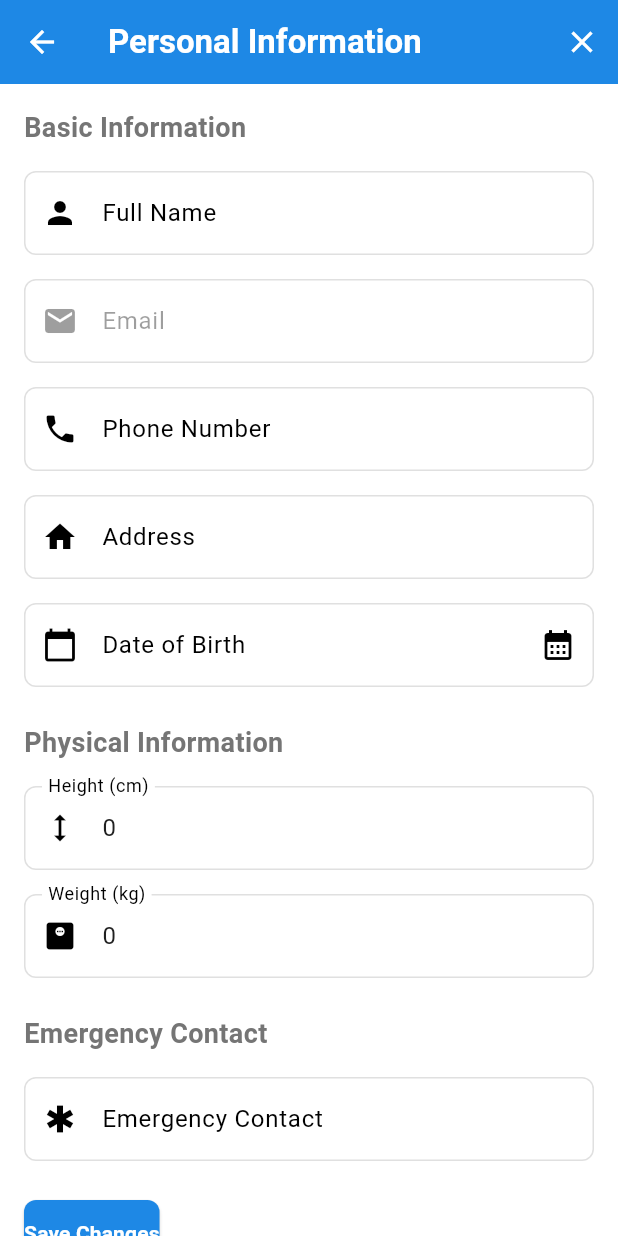
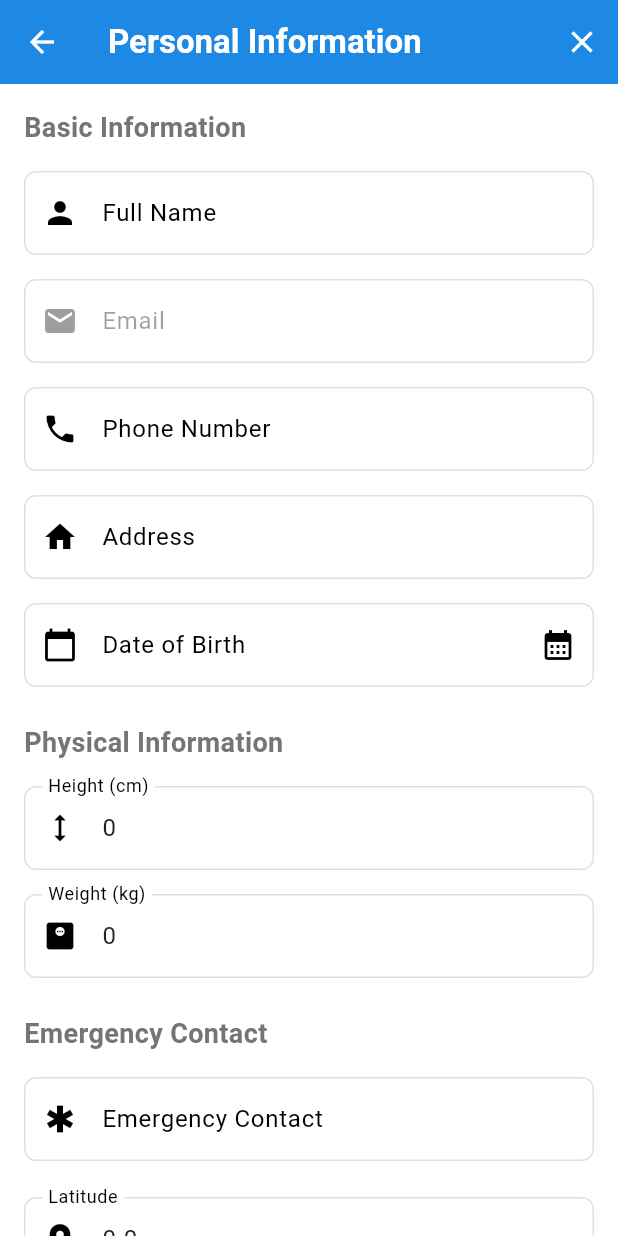
Before and after one commit to Cognic-AI/spiritx_final, a Flutter app: the PersonalInfoScreen screen opened directly with empty values, after a tap on the "edit" icon, on a phone screen of 412 x 824 dp. Run offline on Flutter 3.47's test engine with Material 3 defaults, Android fonts, the light colour scheme and no system bars; our stand-ins replace cloud_firestore, firebase_auth, firebase_core, firebase_storage, flutter_map, image_picker and 2 more; accounts and stored records are empty.

Commit message:
Location update

```diff
--- a/lib/models/user_model.dart
+++ b/lib/models/user_model.dart
@@ -14,6 +14,8 @@ class UserModel {
   final int? height;
   final int? weight;
   final String? emergencyContact;
+  final double? latitude;
+  final double? longitude;
 
   UserModel({
     required this.uid,
@@ -31,6 +33,8 @@ class UserModel {
     this.height,
     this.weight,
     this.emergencyContact,
+    this.latitude,
+    this.longitude,
   });
 
   factory UserModel.fromJson(Map<String, dynamic> json) {
@@ -54,6 +58,8 @@ class UserModel {
       height: json['height'],
       weight: json['weight'],
       emergencyContact: json['emergencyContact'],
+      latitude: json['latitude'] != null ? (json['latitude'] as num).toDouble() : null,
+      longitude: json['longitude'] != null ? (json['longitude'] as num).toDouble() : null,
     );
   }
 
@@ -74,6 +80,8 @@ class UserModel {
       'height': height,
       'weight': weight,
       'emergencyContact': emergencyContact,
+      'latitude': latitude,
+      'longitude': longitude,
     };
   }
 
@@ -93,6 +101,8 @@ class UserModel {
     int? height,
     int? weight,
     String? emergencyContact,
+    double? latitude,
+    double? longitude,
   }) {
     return UserModel(
       uid: uid ?? this.uid,
@@ -111,6 +121,8 @@ class UserModel {
       height: height ?? this.height,
       weight: weight ?? this.weight,
       emergencyContact: emergencyContact ?? this.emergencyContact,
+      latitude: latitude ?? this.latitude,
+      longitude: longitude ?? this.longitude,
     );
   }
 }
--- a/lib/screens/profile/personal_info_screen.dart
+++ b/lib/screens/profile/personal_info_screen.dart
@@ -28,6 +28,8 @@ class _PersonalInfoScreenState extends State<PersonalInfoScreen> {
   late TextEditingController _heightController;
   late TextEditingController _weightController;
   late TextEditingController _emergencyContactController;
+  late TextEditingController _latitudeController;
+  late TextEditingController _longitudeController;
 
   bool _isLoading = false;
   bool _isEditing = false;
@@ -51,6 +53,10 @@ class _PersonalInfoScreenState extends State<PersonalInfoScreen> {
         text: widget.userModel.weight?.toString() ?? 'Not defined yet');
     _emergencyContactController = TextEditingController(
         text: widget.userModel.emergencyContact ?? 'Not defined yet');
+    _latitudeController = TextEditingController(
+        text: widget.userModel.latitude?.toString() ?? 'Not defined yet');
+    _longitudeController = TextEditingController(
+        text: widget.userModel.longitude?.toString() ?? 'Not defined yet');
   }
 
   @override
@@ -63,6 +69,8 @@ class _PersonalInfoScreenState extends State<PersonalInfoScreen> {
     _heightController.dispose();
     _weightController.dispose();
     _emergencyContactController.dispose();
+    _latitudeController.dispose();
+    _longitudeController.dispose();
     super.dispose();
   }
 
@@ -107,6 +115,19 @@ class _PersonalInfoScreenState extends State<PersonalInfoScreen> {
       String? emergencyContact = _emergencyContactController.text;
       if (emergencyContact == 'Not defined yet') emergencyContact = null;
 
+      // Extract latitude and longitude values
+      String? latitudeText = _latitudeController.text;
+      double? latitude;
+      if (latitudeText != 'Not defined yet') {
+        latitude = double.tryParse(latitudeText);
+      }
+
+      String? longitudeText = _longitudeController.text;
+      double? longitude;
+      if (longitudeText != 'Not defined yet') {
+        longitude = double.tryParse(longitudeText);
+      }
+
       await authService.updateUserProfile(
         name: _nameController.text,
         phone: phone,
@@ -115,6 +136,8 @@ class _PersonalInfoScreenState extends State<PersonalInfoScreen> {
         height: height,
         weight: weight,
         emergencyContact: emergencyContact,
+        latitude: latitude,
+        longitude: longitude,
       );
 
       if (!mounted) return;
@@ -294,6 +317,26 @@ class _PersonalInfoScreenState extends State<PersonalInfoScreen> {
                     ),
                     const SizedBox(height: 24),
 
+                    // Latitude field
+                    CustomTextField(
+                      controller: _latitudeController,
+                      labelText: 'Latitude',
+                      prefixIcon: Icons.location_on,
+                      keyboardType: TextInputType.number,
+                      enabled: _isEditing,
+                    ),
+                    const SizedBox(height: 16),
+
+                    // Longitude field
+                    CustomTextField(
+                      controller: _longitudeController,
+                      labelText: 'Longitude',
+                      prefixIcon: Icons.location_on,
+                      keyboardType: TextInputType.number,
+                      enabled: _isEditing,
+                    ),
+                    const SizedBox(height: 16),
+
                     if (_isEditing)
                       CustomButton(
                         text: 'Save Changes',
--- a/lib/services/auth_service.dart
+++ b/lib/services/auth_service.dart
@@ -202,6 +202,8 @@ class AuthService extends ChangeNotifier {
     int? height,
     int? weight,
     String? emergencyContact,
+    double? latitude,
+    double? longitude,
   }) async {
     try {
       if (_userModel == null || currentUser == null) {
@@ -262,6 +264,14 @@ class AuthService extends ChangeNotifier {
         updateData['emergencyContact'] = emergencyContact;
       }
 
+      if (latitude != null) {
+        updateData['latitude'] = latitude;
+      }
+
+      if (longitude != null) {
+        updateData['longitude'] = longitude;
+      }
+
       if (updateData.isNotEmpty) {
         await _firestore
             .collection('users')
@@ -281,6 +291,8 @@ class AuthService extends ChangeNotifier {
           height: height ?? _userModel!.height,
           weight: weight ?? _userModel!.weight,
           emergencyContact: emergencyContact ?? _userModel!.emergencyContact,
+          latitude: latitude ?? _userModel!.latitude,
+          longitude: longitude ?? _userModel!.longitude,
         );
 
         notifyListeners();
```
Also changed, not shown: 4 other files.
